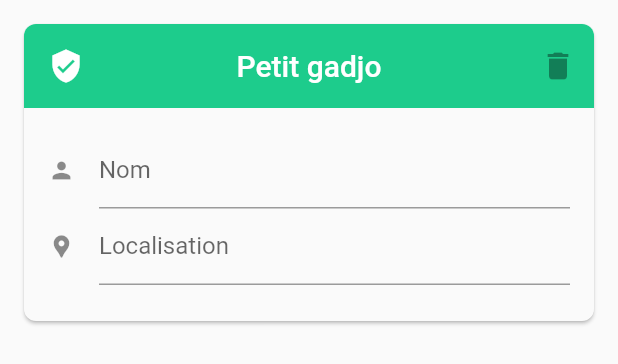
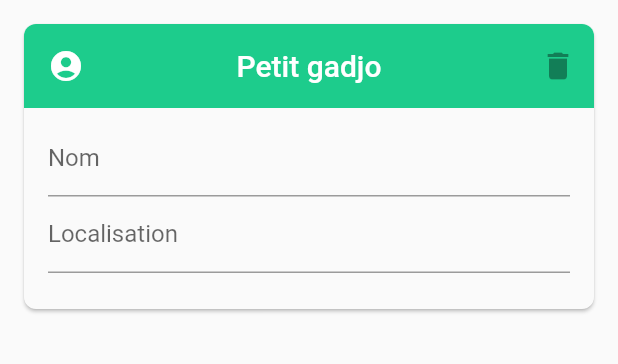
Before and after one commit to charlesarnault/rdverre-front, a Flutter app: the UserForm widget shown alone on an empty page, opened directly with empty values, on a phone screen of 412 x 824 dp. Shown: the top 364 px of the screen. Run offline on Flutter 3.47's test engine with Material 2 defaults, Android fonts, the phone set to English and light mode, and no system bars.

Commit message:
Minor improvements

```diff
--- a/lib/form.dart
+++ b/lib/form.dart
@@ -32,7 +32,7 @@ class _UserFormState extends State<UserForm> {
             mainAxisSize: MainAxisSize.min,
             children: <Widget>[
               AppBar(
-                leading: Icon(Icons.verified_user),
+                leading: Icon(Icons.account_circle),
                 elevation: 0,
                 title: Text('Petit gadjo'),
                 backgroundColor: Theme.of(context).colorScheme.secondary,
@@ -45,16 +45,16 @@ class _UserFormState extends State<UserForm> {
                 ],
               ),
               Padding(
-                padding: EdgeInsets.only(left: 16, right: 16, top: 16),
+                padding: EdgeInsets.only(left: 16, right: 16, top: 8),
                 child: TextFormField(
                   initialValue: widget.user.name,
                   //onSaved: (val) => widget.user.name = val,
-                  validator: (val) =>
-                      val.length > 3 ? null : 'Full name is invalid',
+                  validator: (val) => val.length > 3
+                      ? null
+                      : 'Nom invalide (au moins 4 lettres)',
                   decoration: const InputDecoration(
                     labelText: 'Nom',
                     hintText: 'Comment s\'appelle le petit gadjo ?',
-                    icon: Icon(Icons.person),
                     isDense: true,
                   ),
                 ),
@@ -67,7 +67,6 @@ class _UserFormState extends State<UserForm> {
                   decoration: const InputDecoration(
                     labelText: 'Localisation',
                     hintText: 'Où se trouve le petit gadjo ?',
-                    icon: Icon(Icons.location_pin),
                     isDense: true,
                   ),
                 ),
```
Also changed, not shown: lib/empty_state.dart (+12 -4 lines), lib/multi_form.dart (+54 -14 lines), 1 other file.
